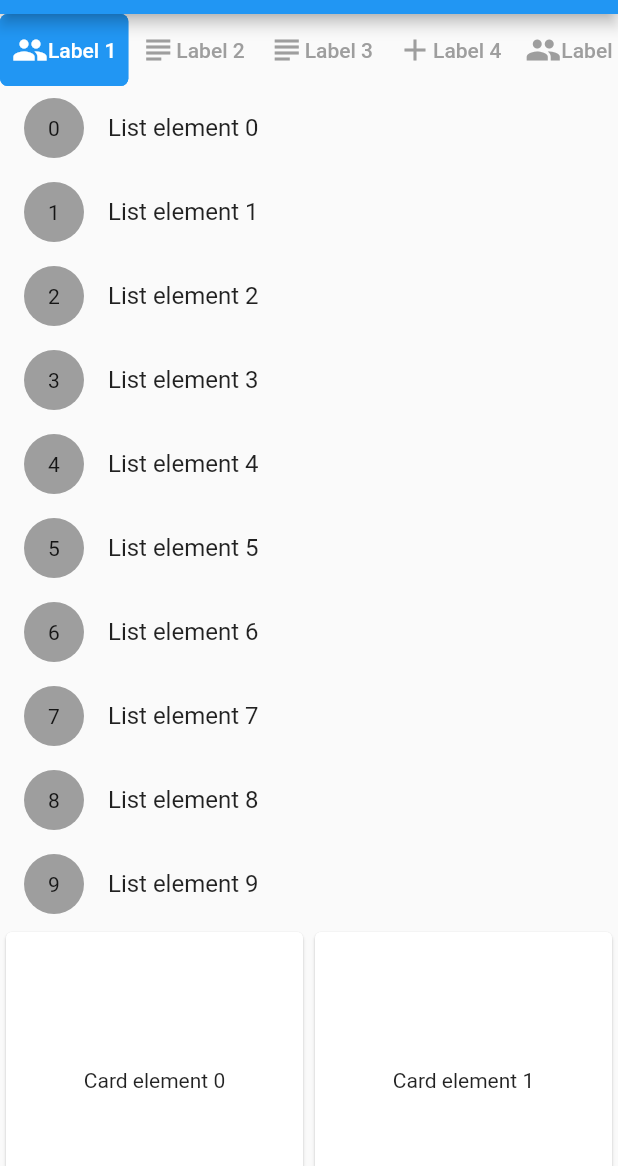
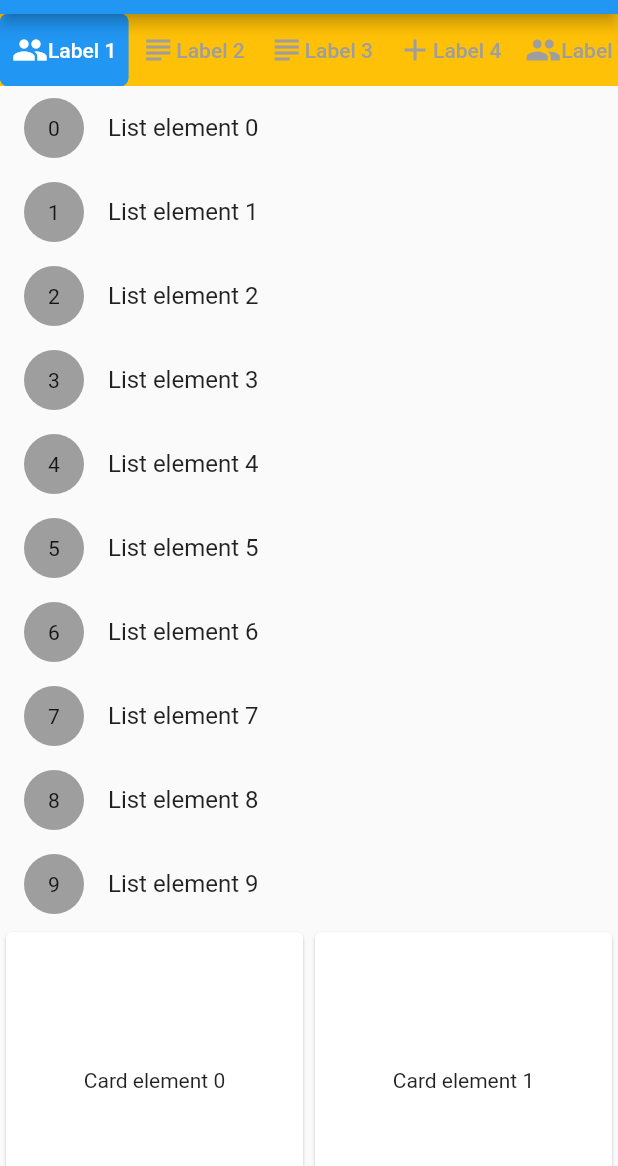
Before and after one commit to firatcetiner/scrollable_list_tabview, a Flutter app: the screen it shows after launch, on a phone screen of 412 x 824 dp, the part 70-1236 px from its top. Run offline on Flutter 3.47's test engine with Material 2 defaults, Android fonts, the phone set to English and light mode, and no system bars; drawn by our look-alikes of scrollable_positioned_list.

Commit message:
Just for test

```diff
--- a/lib/scrollable_list_tabview.dart
+++ b/lib/scrollable_list_tabview.dart
@@ -92,6 +92,8 @@ class _ScrollableListTabViewState extends State<ScrollableListTabView> {
           color: widget.tabBackgroundColor,
           padding: widget.tabPadding,
           margin: widget.tabMargin,
+          child: Container(
+            color: Colors.amber,
             child: ScrollablePositionedList.builder(
               itemCount: widget.tabs.length,
               scrollDirection: Axis.horizontal,
@@ -118,7 +120,8 @@ class _ScrollableListTabViewState extends State<ScrollableListTabView> {
                           style: ButtonStyle(
                               foregroundColor: MaterialStateProperty.all(
                                   selected ? Colors.white : Colors.grey),
-                            backgroundColor: MaterialStateProperty.all(selected
+                              backgroundColor: MaterialStateProperty.all(
+                                  selected
                                       ? tab.activeBackgroundColor
                                       : tab.inactiveBackgroundColor),
                               // tapTargetSize: MaterialTapTargetSize.shrinkWrap,
@@ -136,6 +139,7 @@ class _ScrollableListTabViewState extends State<ScrollableListTabView> {
                       );
                     });
               },
+            ),
           ),
         ),
         Expanded(
@@ -191,12 +195,12 @@ class _ScrollableListTabViewState extends State<ScrollableListTabView> {
 
   Widget _buildTab(int index) {
     var tab = widget.tabs[index].tab;
-    if (tab.icon == null) return Container(child:tab.label);
+    if (tab.icon == null) return Container(child: tab.label);
     return Row(
       crossAxisAlignment: CrossAxisAlignment.center,
       mainAxisAlignment: MainAxisAlignment.center,
       mainAxisSize: MainAxisSize.min,
-      children: [tab.icon,  tab.label],
+      children: [tab.icon, tab.label],
     );
   }
 
```
Lines whose indentation alone changed are shown as unchanged.
